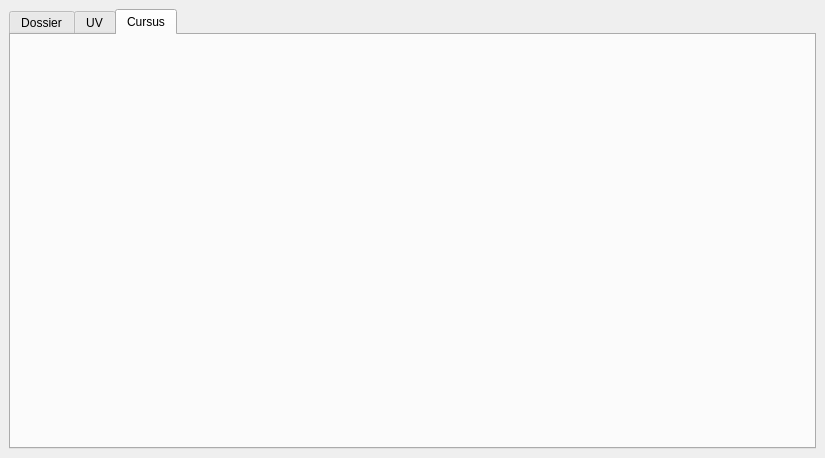
Qt form L021/main_window.ui (nem-e5i5/LO21P2014) before a commit.
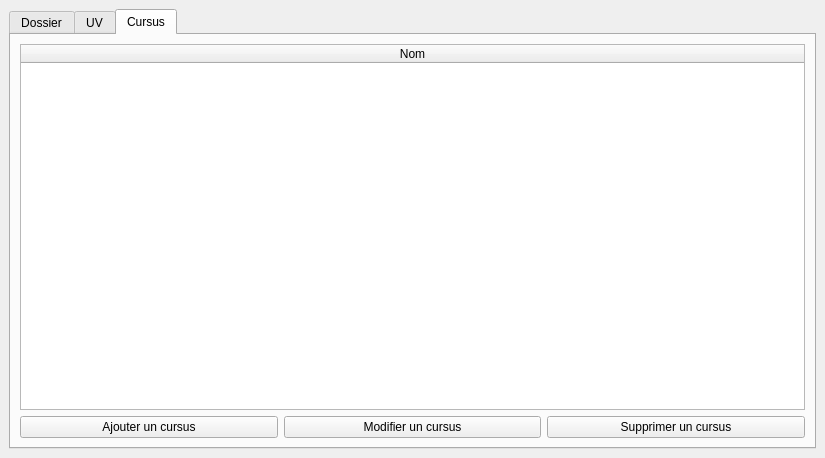
The same form after that commit. The open tabs and pages were chosen to show the change.

Commit message: modification de la gui principale

```diff
--- a/L021/main_window.ui
+++ b/L021/main_window.ui
@@ -245,6 +245,56 @@
        <attribute name="title">
         <string>Cursus</string>
        </attribute>
+       <layout class="QGridLayout" name="gridLayout_4">
+        <item row="1" column="0">
+         <widget class="QPushButton" name="add_cursus_button">
+          <property name="text">
+           <string>Ajouter un cursus</string>
+          </property>
+         </widget>
+        </item>
+        <item row="1" column="1">
+         <widget class="QPushButton" name="modifie_cursus_button">
+          <property name="text">
+           <string>Modifier un cursus</string>
+          </property>
+         </widget>
+        </item>
+        <item row="1" column="2">
+         <widget class="QPushButton" name="remove_cursus_button">
+          <property name="text">
+           <string>Supprimer un cursus</string>
+          </property>
+         </widget>
+        </item>
+        <item row="0" column="0" colspan="3">
+         <widget class="QTableWidget" name="cursus_list">
+          <property name="selectionMode">
+           <enum>QAbstractItemView::SingleSelection</enum>
+          </property>
+          <property name="selectionBehavior">
+           <enum>QAbstractItemView::SelectRows</enum>
+          </property>
+          <property name="sortingEnabled">
+           <bool>true</bool>
+          </property>
+          <attribute name="horizontalHeaderShowSortIndicator" stdset="0">
+           <bool>true</bool>
+          </attribute>
+          <attribute name="horizontalHeaderStretchLastSection">
+           <bool>true</bool>
+          </attribute>
+          <attribute name="verticalHeaderVisible">
+           <bool>false</bool>
+          </attribute>
+          <column>
+           <property name="text">
+            <string>Nom</string>
+           </property>
+          </column>
+         </widget>
+        </item>
+       </layout>
       </widget>
      </widget>
     </item>
```
Left out of the diff: 2 changed lines with no effect on the pictures.
